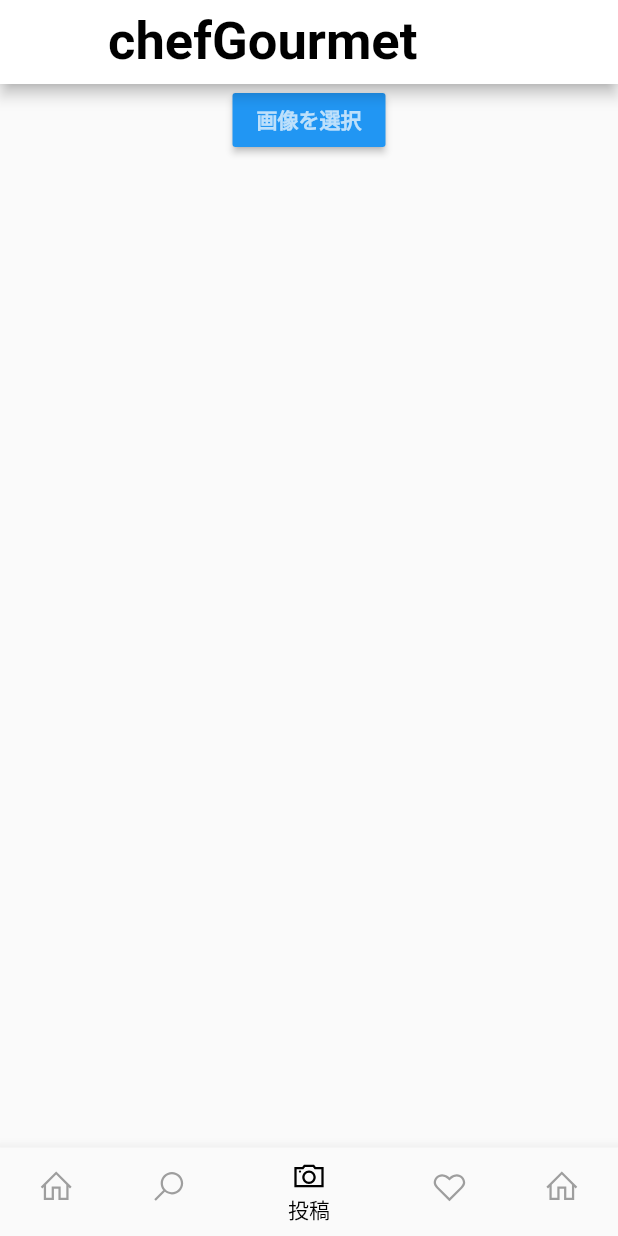
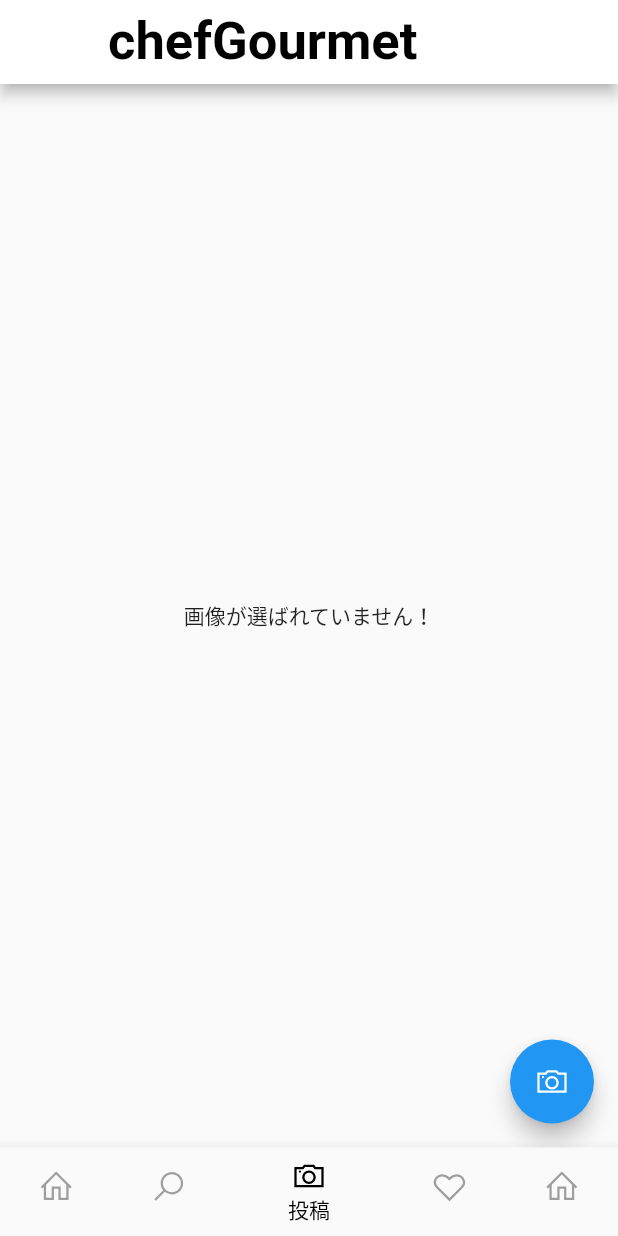
Before and after one commit to SatouTosiki/404test, a Flutter app: the screen it shows once a user with an empty profile is signed in, item 3 of the bottom bar chosen, on a phone screen of 412 x 824 dp. Run offline on Flutter 3.47's test engine with Material 2 defaults, Android fonts, the phone set to English and light mode, and no system bars; our stand-ins replace cloud_firestore, firebase_auth, firebase_core, google_fonts, image_picker, line_icons and 1 more; accounts and stored records are empty.

Commit message:
画像投稿機能の画面変更

```diff
--- a/lib/src/main2.dart
+++ b/lib/src/main2.dart
@@ -4,7 +4,6 @@ import 'package:line_icons/line_icons.dart';
 import 'screens/search.dart';
 import 'screens/bookmark.dart';
 import 'screens/Home.dart';
-import 'screens/notification.dart';
 import 'package:firebase_auth/firebase_auth.dart';
 import 'mypage/mypage.dart';
 import 'push/oush.dart';
--- a/lib/src/push/oush.dart
+++ b/lib/src/push/oush.dart
@@ -1,7 +1,7 @@
 import 'dart:io';
 import 'package:flutter/material.dart';
-import 'package:flutter/services.dart';
 import 'package:image_picker/image_picker.dart';
+import 'package:line_icons/line_icons.dart';
 
 class NotificationScreen extends StatefulWidget {
   @override
@@ -9,78 +9,30 @@ class NotificationScreen extends StatefulWidget {
 }
 
 class _NotificationScreen extends State<NotificationScreen> {
-  List<File> images = [];
+  File? image;
+  final picker = ImagePicker();
 
-  // 画像をギャラリーから複数選ぶ関数
-  Future pickImages() async {
-    try {
-      final pickedImages = await ImagePicker().pickMultiImage(
-          // ソースをギャラリーに指定
+  Future<void> _getImage() async {
+    final pickedFile = await picker.pickImage(source: ImageSource.gallery);
 
-          );
-
-      if (pickedImages == null) return;
-
-      // 選択された画像の数をチェック
-      if (images.length + pickedImages.length > 5) {
-        showDialog(
-          context: context,
-          builder: (context) => AlertDialog(
-            title: Text('注意'),
-            content: Text('選択できる画像は5枚までです。'),
-            actions: [
-              TextButton(
-                child: Text('OK'),
-                onPressed: () {
-                  Navigator.of(context).pop();
-                },
-              ),
-            ],
-          ),
-        );
-        return;
+    setState(() {
+      if (pickedFile != null) {
+        image = File(pickedFile.path);
+      } else {
+        print('No image selected.');
       }
-
-      // 選択された画像のパスをFileオブジェクトに変換し、リストに追加
-      List<File> selectedImages = [];
-      for (final pickedImage in pickedImages) {
-        final image = File(pickedImage.path);
-        selectedImages.add(image);
-      }
-
-      setState(() => images.addAll(selectedImages));
-    } on PlatformException catch (e) {
-      print('Failed to pick images: $e');
-    }
+    });
   }
 
   @override
   Widget build(BuildContext context) {
     return Scaffold(
-      body: SingleChildScrollView(
-        child: Center(
-          child: Column(
-            children: [
-              MaterialButton(
-                color: Colors.blue,
-                child: const Text(
-                  "画像を選択",
-                  style: TextStyle(
-                    color: Colors.white70,
-                    fontWeight: FontWeight.bold,
-                  ),
-                ),
-                onPressed: () {
-                  pickImages();
-                },
-              ),
-              const SizedBox(height: 20),
-              Column(
-                children: images.map((image) => Image.file(image)).toList(),
-              ),
-            ],
-          ),
-        ),
+      body: Center(
+        child: image == null ? const Text('画像が選ばれていません！') : Image.file(image!),
+      ),
+      floatingActionButton: FloatingActionButton(
+        onPressed: _getImage,
+        child: Icon(LineIcons.camera),
       ),
     );
   }
```
